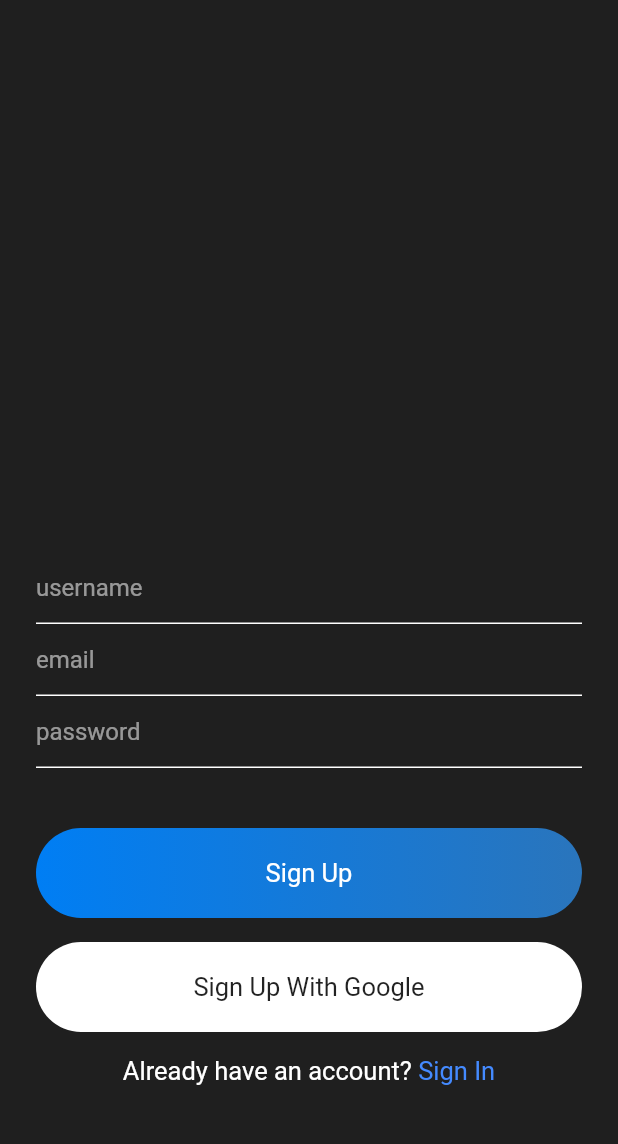
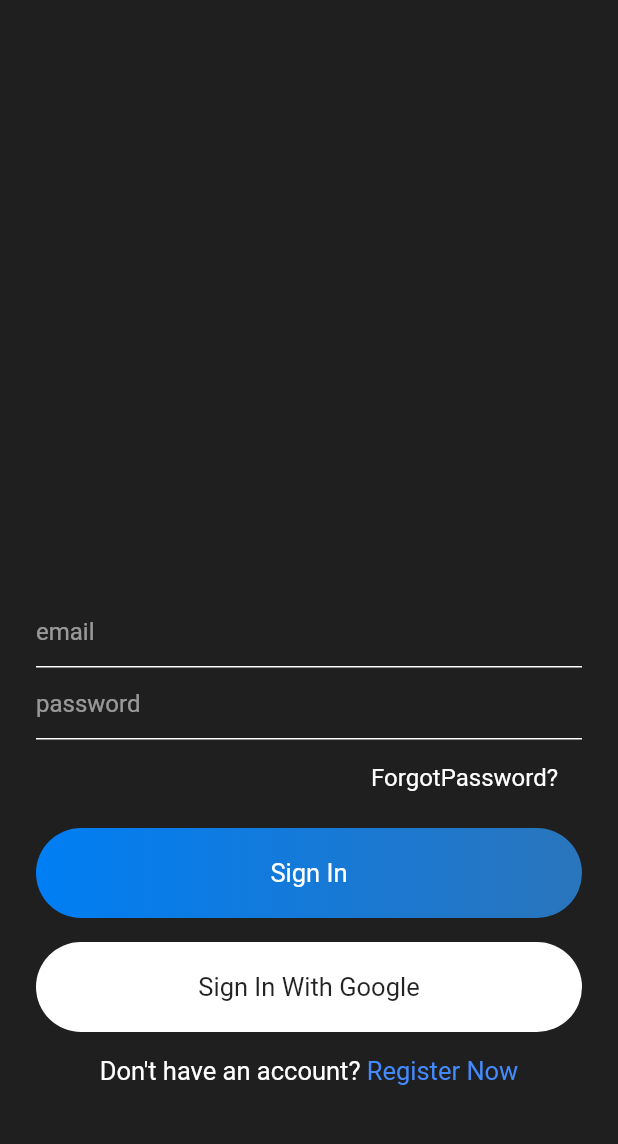
Before and after one commit to mohamedamine-tarhouni/chatbox, a Flutter app: the screen it shows after launch, on a phone screen of 412 x 824 dp, the part 84-1228 px from its top. Run offline on Flutter 3.47's test engine with Material 2 defaults, Android fonts, the phone set to English and light mode, and no system bars; our stand-ins replace firebase_auth, firebase_core; accounts and stored records are empty.

Commit message:
connexion inscription en cours

```diff
--- /dev/null
+++ b/lib/helper/authenticate.dart
@@ -0,0 +1,30 @@
+import 'package:chatbox/views/sigin.dart';
+import 'package:chatbox/views/signup.dart';
+import 'package:flutter/material.dart';
+
+class Authenticate extends StatefulWidget {
+  const Authenticate({Key? key}) : super(key: key);
+
+  @override
+  State<Authenticate> createState() => _AuthenticateState();
+}
+
+class _AuthenticateState extends State<Authenticate> {
+
+  bool showSignIn=true;
+  void toggleView(){
+    setState(() {
+      showSignIn = !showSignIn;
+    });
+  }
+
+  @override
+  Widget build(BuildContext context) {
+    if(showSignIn){
+      return SignIn(toggleView);
+    }else{
+      return SignUp(toggleView);
+
+    }
+  }
+}
--- a/lib/main.dart
+++ b/lib/main.dart
@@ -1,3 +1,4 @@
+import 'package:chatbox/helper/authenticate.dart';
 import 'package:chatbox/views/sigin.dart';
 import 'package:chatbox/views/signup.dart';
 import 'package:firebase_core/firebase_core.dart';
@@ -24,6 +25,6 @@ class MyApp extends StatelessWidget {
           primarySwatch: Colors.blue,
           visualDensity: VisualDensity.adaptivePlatformDensity,
         ),
-        home: SignUp());
+        home: Authenticate());
   }
 }
--- a/lib/views/sigin.dart
+++ b/lib/views/sigin.dart
@@ -3,7 +3,10 @@ import 'package:flutter/material.dart';
 import '../widgets/widget.dart';
 
 class SignIn extends StatefulWidget {
-  const SignIn({Key? key}) : super(key: key);
+
+  //const SignIn({Key? key}) : super(key: key);
+  final Function toggle;
+  SignIn(this.toggle);
 
   @override
   _SignInState createState() => _SignInState();
@@ -85,7 +88,15 @@ class _SignInState extends State<SignIn> {
                     mainAxisAlignment: MainAxisAlignment.center,
                     children: [
                       Text("Don't have an account? ",style: simpleTextStyle(Colors.white, 17),),
-                      Text("Register Now",style: simpleTextStyle(Colors.blueAccent, 17),),
+
+                      GestureDetector(
+                        onTap: (){
+                          widget.toggle();
+                        },
+                        child: Container(
+                          padding: EdgeInsets.symmetric(),
+                            child: Text("Register Now",style: simpleTextStyle(Colors.blueAccent, 17),)),
+                      ),
                     ],
                   ),
                   SizedBox(
--- a/lib/views/signup.dart
+++ b/lib/views/signup.dart
@@ -4,7 +4,9 @@ import 'package:flutter/material.dart';
 import '../widgets/widget.dart';
 
 class SignUp extends StatefulWidget {
-  const SignUp({Key? key}) : super(key: key);
+  //const SignUp({Key? key}) : super(key: key);
+  final Function toggle;
+  SignUp(this.toggle);
 
   @override
   State<SignUp> createState() => _SignUpState();
@@ -139,7 +141,14 @@ class _SignUpState extends State<SignUp> {
                     mainAxisAlignment: MainAxisAlignment.center,
                     children: [
                       Text("Already have an account? ",style: simpleTextStyle(Colors.white, 17),),
-                      Text("Sign In",style: simpleTextStyle(Colors.blueAccent, 17),),
+                      GestureDetector(
+                        onTap: (){
+                          widget.toggle();
+                        },
+                        child: Container(
+                          padding: EdgeInsets.symmetric(vertical: 8),
+                            child: Text("Sign In now",style: simpleTextStyle(Colors.blueAccent, 17),)),
+                      ),
                     ],
                   ),
                   SizedBox(
```
Also changed, not shown: lib/views/chatRoomsScreen.dart (+31 -1 lines).
